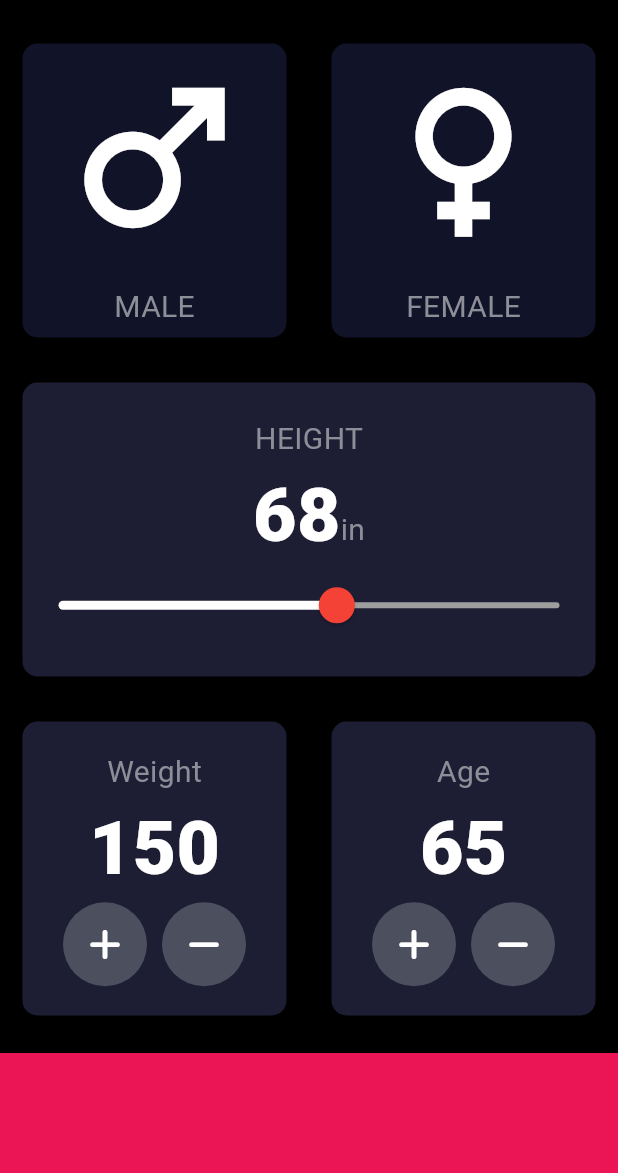
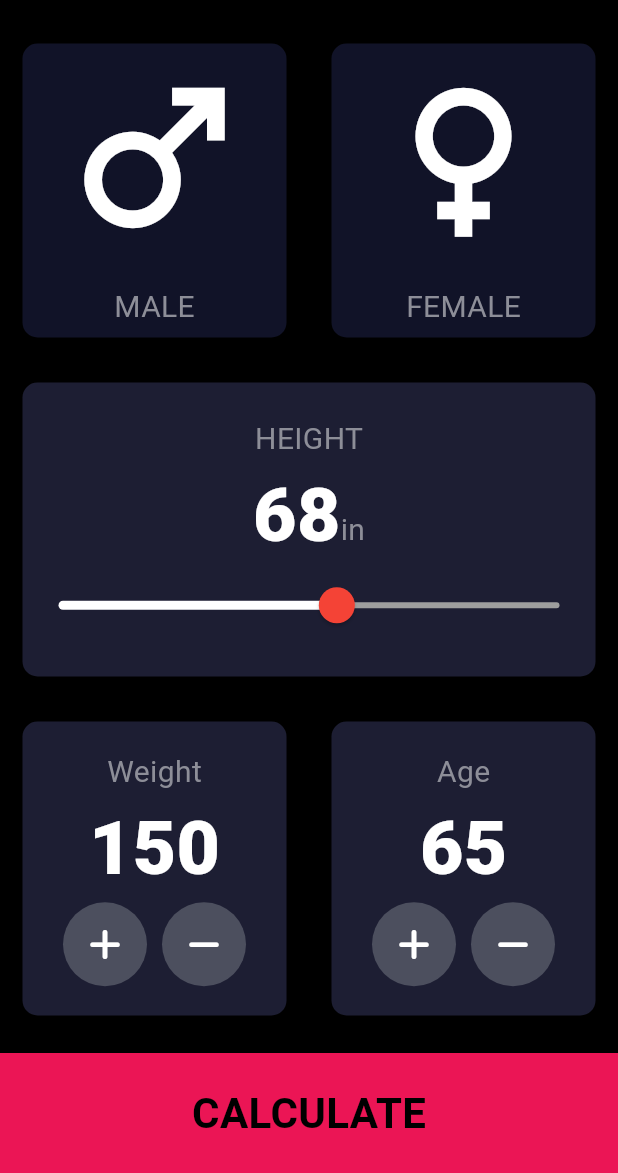
Before and after one commit to bsanderson1981/section12, a Flutter app: the screen it shows after launch, on a phone screen of 412 x 824 dp, the part 63-1236 px from its top. Run offline on Flutter 3.47's test engine with Material 3 defaults, Android fonts, the phone set to English and light mode, and no system bars; our stand-ins replace font_awesome_flutter.

Commit message:
Made my section 12 finished  #132

```diff
--- a/lib/main.dart
+++ b/lib/main.dart
@@ -4,12 +4,28 @@ import 'package:font_awesome_flutter/font_awesome_flutter.dart';
 import 'icon_content.dart';
 import 'reusable_card.dart';
 import 'constants.dart';
-
-//finished section 12 #132
+import 'results_page.dart';
 
 enum Gender { male, female }
 
-void main() => runApp(const BMICalculator());
+void main() => runApp(const MyApp());
+
+class MyApp extends StatelessWidget {
+  const MyApp({super.key});
+
+  @override
+  Widget build(BuildContext context) {
+    return MaterialApp(
+      theme: ThemeData(
+        appBarTheme: const AppBarTheme(
+          backgroundColor: Colors.black,
+          foregroundColor: Colors.white,
+        ),
+      ),
+      home: const BMICalculator(),
+    );
+  }
+}
 
 class BMICalculator extends StatefulWidget {
   const BMICalculator({super.key});
@@ -20,36 +36,24 @@ class BMICalculator extends StatefulWidget {
 
 class _BMICalculatorState extends State<BMICalculator> {
   Gender? selectedGender;
-  int defaultheight = 68;  // inches
+  int defaultheight = 68; // inches
   int defaultweight = 150; // starting display weight
   int age = 65; // starting display age
 
   void updateWeight(String direction) {
-    final weightHelper = WeightButton(weight: defaultweight, plusminus: direction);
+    final weightHelper =
+    WeightButton(weight: defaultweight, plusminus: direction);
     setState(() {
       defaultweight = weightHelper.adjustWeight();
     });
   }
 
-  /*void updateAge(String direction) {
-    final ageHelper = WeightButton(weight: age, plusminus: direction);
-    setState(() {
-      age = ageHelper.adjustWeight();
-    });
-  }*/
-
   @override
   Widget build(BuildContext context) {
-    return MaterialApp(
-      theme: ThemeData(
-        appBarTheme: const AppBarTheme(
+    return Scaffold(
       backgroundColor: Colors.black,
-          foregroundColor: Colors.white,
-        ),
-      ),
-      home: Scaffold(
-        backgroundColor: Colors.black,
-        appBar: AppBar(centerTitle: true, title: const Text('BMI CALCULATOR')),
+      appBar:
+      AppBar(centerTitle: true, title: const Text('BMI CALCULATOR')),
       body: Column(
         children: <Widget>[
           Expanded(
@@ -109,14 +113,15 @@ class _BMICalculatorState extends State<BMICalculator> {
                   ),
                   SliderTheme(
                     data: SliderTheme.of(context).copyWith(
-                        thumbShape: const RoundSliderThumbShape(enabledThumbRadius: 12.0),
-                        overlayShape: const RoundSliderOverlayShape(overlayRadius: 24.0),
+                      thumbShape:
+                      const RoundSliderThumbShape(enabledThumbRadius: 12.0),
+                      overlayShape: const RoundSliderOverlayShape(
+                          overlayRadius: 24.0),
                       thumbColor: Colors.red,
                       activeTrackColor: Colors.white,
                       inactiveTrackColor: Colors.grey,
                       overlayColor: Colors.red,
                     ),
-                      //HEIGHT SLIDER
                     child: Slider(
                       value: defaultheight.toDouble(),
                       min: 48.0,
@@ -191,14 +196,34 @@ class _BMICalculatorState extends State<BMICalculator> {
               ],
             ),
           ),
-            Container(
-              color: const Color(kbottomContainerColor),
+          GestureDetector(
+            behavior: HitTestBehavior.opaque,
+            onTap: () {
+              print('Tapped CALCULATE');
+              Navigator.push(
+                context,
+                MaterialPageRoute(
+                  builder: (context) => const ResultsPage(),
+                ),
+              );
+            },
+            child: Container(
+              alignment: Alignment.center,
+              child: const Text(
+                'CALCULATE',
+                style: TextStyle(
+                  color: Colors.black,
+                  fontSize: 28.0,
+                  fontWeight: FontWeight.bold,
+                ),
+              ),
+              color: Color(kbottomContainerColor),
               margin: const EdgeInsets.only(top: 10.0),
               width: double.infinity,
               height: kbottomContainerHeight,
             ),
+          ),
         ],
-        ),
       ),
     );
   }
@@ -208,7 +233,8 @@ class RoundIconButton extends StatelessWidget {
   final IconData icon;
   final VoidCallback onPressed;
 
-  const RoundIconButton({super.key, required this.icon, required this.onPressed});
+  const RoundIconButton(
+      {super.key, required this.icon, required this.onPressed});
 
   @override
   Widget build(BuildContext context) {
```
Also changed, not shown: lib/results_page.dart (added, +19 -0 lines). Lines whose indentation alone changed are shown as unchanged.
